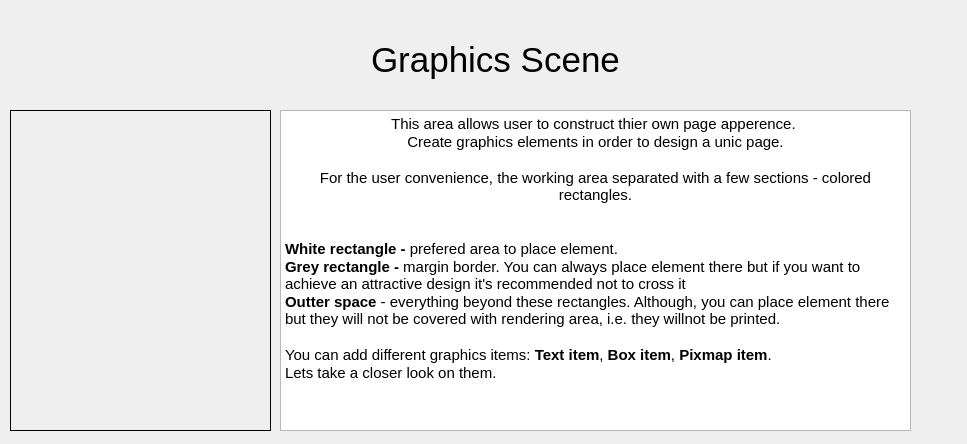
Above: src/wizardUI/2.graphicsScene.ui from ArtemBorodinEvgenyevich/pageDesigner before the change. Below: the same form after it.
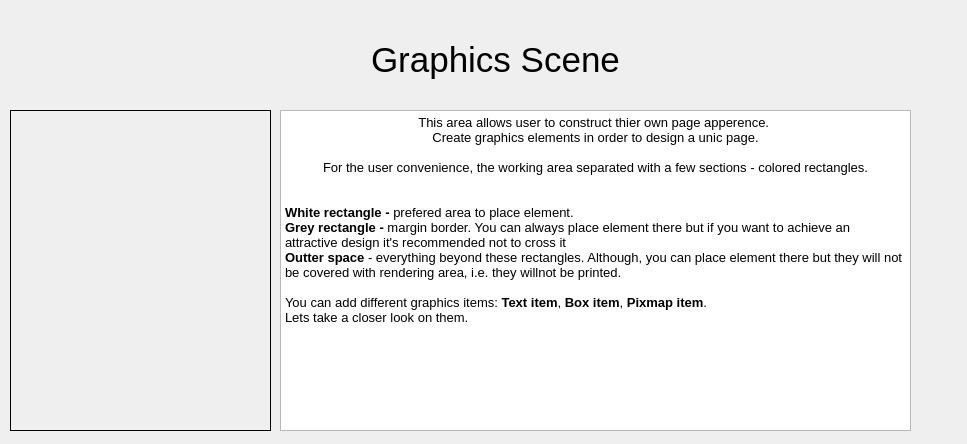
That is the form after the change. Icons and pictures are not drawn.

What changed in the file:
```diff
--- a/src/wizardUI/2.graphicsScene.ui
+++ b/src/wizardUI/2.graphicsScene.ui
@@ -45,18 +45,18 @@
 &lt;html&gt;&lt;head&gt;&lt;meta name=&quot;qrichtext&quot; content=&quot;1&quot; /&gt;&lt;style type=&quot;text/css&quot;&gt;
 p, li { white-space: pre-wrap; }
 &lt;/style&gt;&lt;/head&gt;&lt;body style=&quot; font-family:'Noto Sans'; font-size:10pt; font-weight:400; font-style:normal;&quot;&gt;
-&lt;p align=&quot;center&quot; style=&quot; margin-top:0px; margin-bottom:0px; margin-left:0px; margin-right:0px; -qt-block-indent:0; text-indent:0px;&quot;&gt;&lt;span style=&quot; font-size:11pt;&quot;&gt;This area allows user to construct thier own page apperence. &lt;/span&gt;&lt;/p&gt;
-&lt;p align=&quot;center&quot; style=&quot; margin-top:0px; margin-bottom:0px; margin-left:0px; margin-right:0px; -qt-block-indent:0; text-indent:0px;&quot;&gt;&lt;span style=&quot; font-size:11pt;&quot;&gt;Create graphics elements in order to design a unic page.&lt;/span&gt;&lt;/p&gt;
-&lt;p align=&quot;center&quot; style=&quot;-qt-paragraph-type:empty; margin-top:0px; margin-bottom:0px; margin-left:0px; margin-right:0px; -qt-block-indent:0; text-indent:0px; font-size:11pt;&quot;&gt;&lt;br /&gt;&lt;/p&gt;
-&lt;p align=&quot;center&quot; style=&quot; margin-top:0px; margin-bottom:0px; margin-left:0px; margin-right:0px; -qt-block-indent:0; text-indent:0px;&quot;&gt;&lt;span style=&quot; font-size:11pt;&quot;&gt;For the user convenience, the working area separated with a few sections - colored rectangles.&lt;/span&gt;&lt;/p&gt;
-&lt;p align=&quot;center&quot; style=&quot;-qt-paragraph-type:empty; margin-top:0px; margin-bottom:0px; margin-left:0px; margin-right:0px; -qt-block-indent:0; text-indent:0px; font-size:11pt;&quot;&gt;&lt;br /&gt;&lt;/p&gt;
-&lt;p align=&quot;center&quot; style=&quot;-qt-paragraph-type:empty; margin-top:0px; margin-bottom:0px; margin-left:0px; margin-right:0px; -qt-block-indent:0; text-indent:0px; font-size:11pt;&quot;&gt;&lt;br /&gt;&lt;/p&gt;
-&lt;p style=&quot; margin-top:0px; margin-bottom:0px; margin-left:0px; margin-right:0px; -qt-block-indent:0; text-indent:0px;&quot;&gt;&lt;span style=&quot; font-size:11pt; font-weight:600;&quot;&gt;White rectangle - &lt;/span&gt;&lt;span style=&quot; font-size:11pt;&quot;&gt;prefered&lt;/span&gt;&lt;span style=&quot; font-size:11pt; font-weight:600;&quot;&gt; &lt;/span&gt;&lt;span style=&quot; font-size:11pt;&quot;&gt;area to place element.&lt;/span&gt;&lt;/p&gt;
-&lt;p style=&quot; margin-top:0px; margin-bottom:0px; margin-left:0px; margin-right:0px; -qt-block-indent:0; text-indent:0px;&quot;&gt;&lt;span style=&quot; font-size:11pt; font-weight:600;&quot;&gt;Grey rectangle - &lt;/span&gt;&lt;span style=&quot; font-size:11pt;&quot;&gt;margin border. You can always place element there but if you want to achieve an attractive design it's recommended not to cross it&lt;/span&gt;&lt;/p&gt;
-&lt;p style=&quot; margin-top:0px; margin-bottom:0px; margin-left:0px; margin-right:0px; -qt-block-indent:0; text-indent:0px;&quot;&gt;&lt;span style=&quot; font-size:11pt; font-weight:600;&quot;&gt;Outter space&lt;/span&gt;&lt;span style=&quot; font-size:11pt;&quot;&gt; - everything beyond these rectangles. Although, you can place element there but they will not be covered with rendering area, i.e. they willnot be printed.&lt;/span&gt;&lt;/p&gt;
-&lt;p style=&quot;-qt-paragraph-type:empty; margin-top:0px; margin-bottom:0px; margin-left:0px; margin-right:0px; -qt-block-indent:0; text-indent:0px; font-size:11pt;&quot;&gt;&lt;br /&gt;&lt;/p&gt;
-&lt;p style=&quot; margin-top:0px; margin-bottom:0px; margin-left:0px; margin-right:0px; -qt-block-indent:0; text-indent:0px;&quot;&gt;&lt;span style=&quot; font-size:11pt;&quot;&gt;You can add different graphics items: &lt;/span&gt;&lt;span style=&quot; font-size:11pt; font-weight:600;&quot;&gt;Text item&lt;/span&gt;&lt;span style=&quot; font-size:11pt;&quot;&gt;,&lt;/span&gt;&lt;span style=&quot; font-size:11pt; font-weight:600;&quot;&gt; Box item&lt;/span&gt;&lt;span style=&quot; font-size:11pt;&quot;&gt;, &lt;/span&gt;&lt;span style=&quot; font-size:11pt; font-weight:600;&quot;&gt;Pixmap item&lt;/span&gt;&lt;span style=&quot; font-size:11pt;&quot;&gt;. &lt;/span&gt;&lt;/p&gt;
-&lt;p style=&quot; margin-top:0px; margin-bottom:0px; margin-left:0px; margin-right:0px; -qt-block-indent:0; text-indent:0px;&quot;&gt;&lt;span style=&quot; font-size:11pt;&quot;&gt;Lets take a closer look on them.&lt;/span&gt;&lt;/p&gt;&lt;/body&gt;&lt;/html&gt;</string>
+&lt;p align=&quot;center&quot; style=&quot; margin-top:0px; margin-bottom:0px; margin-left:0px; margin-right:0px; -qt-block-indent:0; text-indent:0px;&quot;&gt;This area allows user to construct thier own page apperence. &lt;/p&gt;
+&lt;p align=&quot;center&quot; style=&quot; margin-top:0px; margin-bottom:0px; margin-left:0px; margin-right:0px; -qt-block-indent:0; text-indent:0px;&quot;&gt;Create graphics elements in order to design a unic page.&lt;/p&gt;
+&lt;p align=&quot;center&quot; style=&quot;-qt-paragraph-type:empty; margin-top:0px; margin-bottom:0px; margin-left:0px; margin-right:0px; -qt-block-indent:0; text-indent:0px;&quot;&gt;&lt;br /&gt;&lt;/p&gt;
+&lt;p align=&quot;center&quot; style=&quot; margin-top:0px; margin-bottom:0px; margin-left:0px; margin-right:0px; -qt-block-indent:0; text-indent:0px;&quot;&gt;For the user convenience, the working area separated with a few sections - colored rectangles.&lt;/p&gt;
+&lt;p align=&quot;center&quot; style=&quot;-qt-paragraph-type:empty; margin-top:0px; margin-bottom:0px; margin-left:0px; margin-right:0px; -qt-block-indent:0; text-indent:0px;&quot;&gt;&lt;br /&gt;&lt;/p&gt;
+&lt;p align=&quot;center&quot; style=&quot;-qt-paragraph-type:empty; margin-top:0px; margin-bottom:0px; margin-left:0px; margin-right:0px; -qt-block-indent:0; text-indent:0px;&quot;&gt;&lt;br /&gt;&lt;/p&gt;
+&lt;p style=&quot; margin-top:0px; margin-bottom:0px; margin-left:0px; margin-right:0px; -qt-block-indent:0; text-indent:0px;&quot;&gt;&lt;span style=&quot; font-weight:600;&quot;&gt;White rectangle - &lt;/span&gt;prefered&lt;span style=&quot; font-weight:600;&quot;&gt; &lt;/span&gt;area to place element.&lt;/p&gt;
+&lt;p style=&quot; margin-top:0px; margin-bottom:0px; margin-left:0px; margin-right:0px; -qt-block-indent:0; text-indent:0px;&quot;&gt;&lt;span style=&quot; font-weight:600;&quot;&gt;Grey rectangle - &lt;/span&gt;margin border. You can always place element there but if you want to achieve an attractive design it's recommended not to cross it&lt;/p&gt;
+&lt;p style=&quot; margin-top:0px; margin-bottom:0px; margin-left:0px; margin-right:0px; -qt-block-indent:0; text-indent:0px;&quot;&gt;&lt;span style=&quot; font-weight:600;&quot;&gt;Outter space&lt;/span&gt; - everything beyond these rectangles. Although, you can place element there but they will not be covered with rendering area, i.e. they willnot be printed.&lt;/p&gt;
+&lt;p style=&quot;-qt-paragraph-type:empty; margin-top:0px; margin-bottom:0px; margin-left:0px; margin-right:0px; -qt-block-indent:0; text-indent:0px;&quot;&gt;&lt;br /&gt;&lt;/p&gt;
+&lt;p style=&quot; margin-top:0px; margin-bottom:0px; margin-left:0px; margin-right:0px; -qt-block-indent:0; text-indent:0px;&quot;&gt;You can add different graphics items: &lt;span style=&quot; font-weight:600;&quot;&gt;Text item&lt;/span&gt;,&lt;span style=&quot; font-weight:600;&quot;&gt; Box item&lt;/span&gt;, &lt;span style=&quot; font-weight:600;&quot;&gt;Pixmap item&lt;/span&gt;. &lt;/p&gt;
+&lt;p style=&quot; margin-top:0px; margin-bottom:0px; margin-left:0px; margin-right:0px; -qt-block-indent:0; text-indent:0px;&quot;&gt;Lets take a closer look on them.&lt;/p&gt;&lt;/body&gt;&lt;/html&gt;</string>
       </property>
      </widget>
     </item>
```
Left out of the diff: 6 changed lines with no effect on the pictures.
